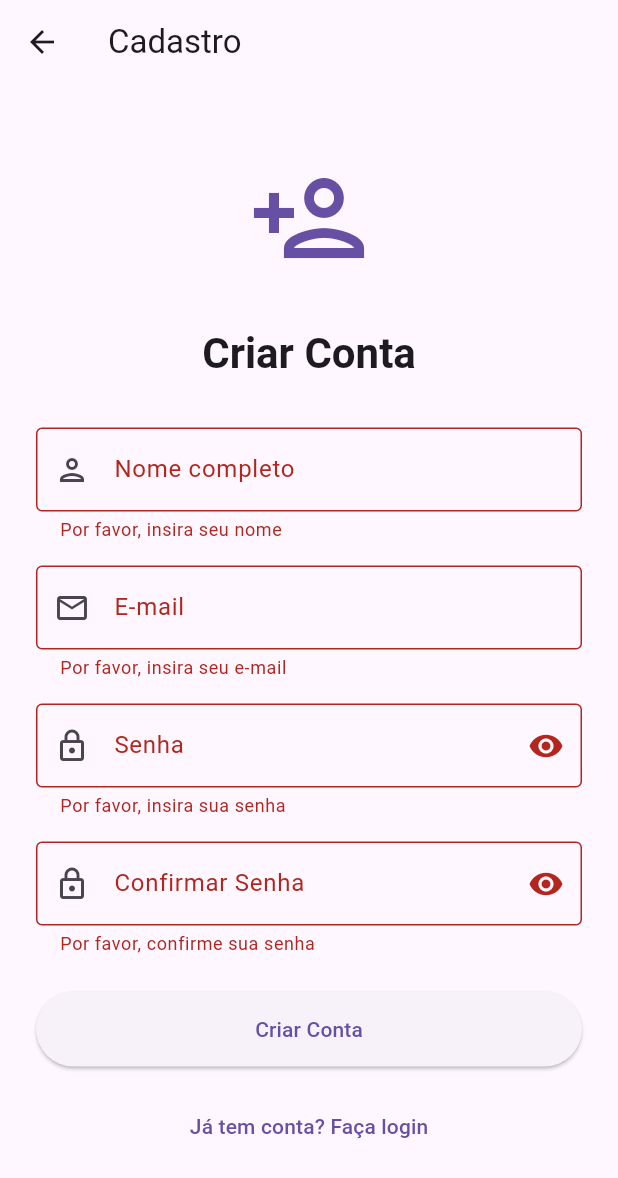
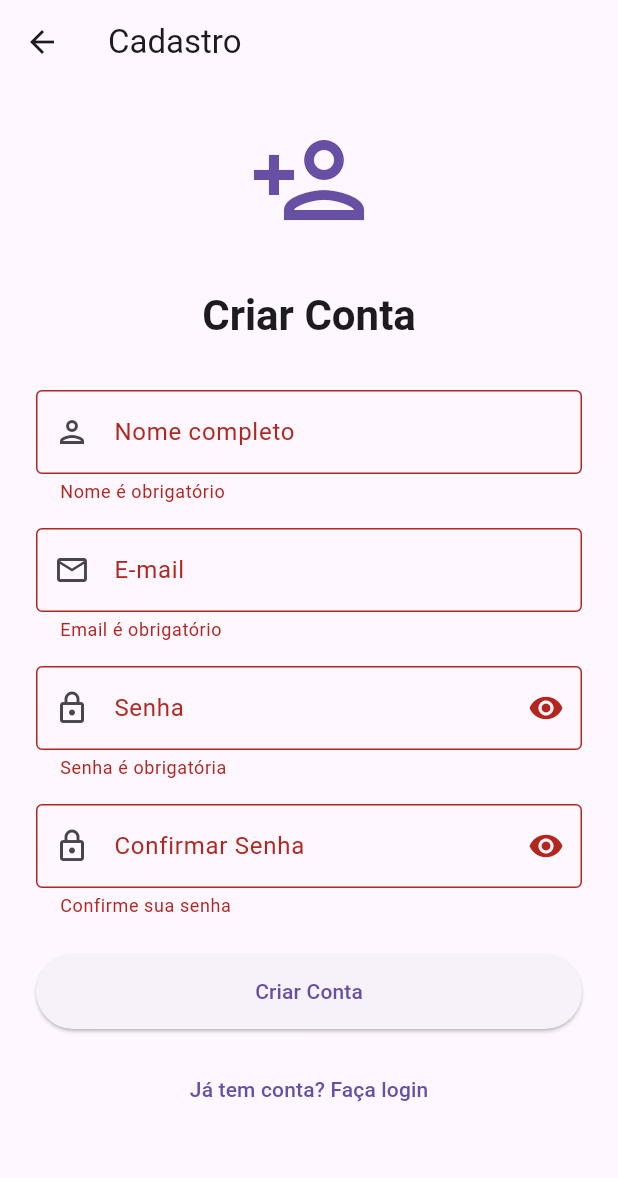
Before and after one commit to LeandroSimo/app-auth-firebase, a Flutter app: the RegisterScreen screen opened by its route, after a tap on "Criar Conta", on a phone screen of 412 x 824 dp. Shown: the top 1178 px of the screen. Run offline on Flutter 3.47's test engine with Material 3 defaults, Android fonts, the phone set to English and light mode, and no system bars; our stand-ins replace equatable, firebase_auth, firebase_core, firebase_storage, flutter_bloc, image_picker; accounts and stored records are empty; network calls fail.

Commit message:
feat: [add validation mixin for form fields in login and registration screens]

````diff
--- /dev/null
+++ b/lib/src/core/validators/validation_mixin.dart
@@ -0,0 +1,78 @@
+/// Mixin que fornece métodos de validação para formulários
+///
+/// Contém validações para os campos implementados no app: email, senha, nome e confirmação de senha.
+/// Para usar, aplique o mixin à classe State do seu widget:
+///
+/// ```dart
+/// class _MyFormState extends State<MyForm> with ValidationMixin {
+///   // ...
+/// }
+/// ```
+mixin ValidationMixin {
+  /// Valida se o email é válido e obrigatório
+  String? validateEmail(String? value) {
+    if (value == null || value.trim().isEmpty) {
+      return 'Email é obrigatório';
+    }
+
+    // Regex para validação de email
+    final emailRegex = RegExp(
+      r'^[a-zA-Z0-9.!#$%&*+/=?^_`{|}~-]+@[a-zA-Z0-9](?:[a-zA-Z0-9-]{0,61}[a-zA-Z0-9])?(?:\.[a-zA-Z0-9](?:[a-zA-Z0-9-]{0,61}[a-zA-Z0-9])?)*$',
+    );
+
+    if (!emailRegex.hasMatch(value.trim())) {
+      return 'Digite um email válido';
+    }
+
+    return null;
+  }
+
+  /// Valida senha simples (mínimo 6 caracteres)
+  String? validatePassword(String? value) {
+    if (value == null || value.isEmpty) {
+      return 'Senha é obrigatória';
+    }
+
+    if (value.length < 6) {
+      return 'Senha deve ter pelo menos 6 caracteres';
+    }
+
+    return null;
+  }
+
+  /// Valida confirmação de senha
+  String? validatePasswordConfirmation(
+    String? value,
+    String? originalPassword,
+  ) {
+    if (value == null || value.isEmpty) {
+      return 'Confirme sua senha';
+    }
+
+    if (value != originalPassword) {
+      return 'Senhas não coincidem';
+    }
+
+    return null;
+  }
+
+  /// Valida nome completo
+  String? validateName(String? value) {
+    if (value == null || value.trim().isEmpty) {
+      return 'Nome é obrigatório';
+    }
+
+    // Remove espaços extras e verifica se tem pelo menos 2 caracteres
+    final trimmedValue = value.trim();
+    if (trimmedValue.length < 2) {
+      return 'Nome deve ter pelo menos 2 caracteres';
+    }
+
+    // Verifica se contém apenas letras e espaços
+    if (!RegExp(r'^[a-zA-ZÀ-ÿ\s]+$').hasMatch(trimmedValue)) {
+      return 'Nome deve conter apenas letras';
+    }
+
+    return null;
+  }
+}
--- a/lib/src/features/auth/presentation/screens/login_screen.dart
+++ b/lib/src/features/auth/presentation/screens/login_screen.dart
@@ -4,6 +4,7 @@ import '../../../home/presentation/screens/home_screen.dart';
 import '../bloc/auth_cubit.dart';
 import '../bloc/auth_state.dart';
 import 'register_screen.dart';
+import '../../../../core/validators/validation_mixin.dart';
 
 class LoginScreen extends StatefulWidget {
   static const String routeName = '/login';
@@ -13,7 +14,7 @@ class LoginScreen extends StatefulWidget {
   State<LoginScreen> createState() => _LoginScreenState();
 }
 
-class _LoginScreenState extends State<LoginScreen> {
+class _LoginScreenState extends State<LoginScreen> with ValidationMixin {
   final _formKey = GlobalKey<FormState>();
   final _emailController = TextEditingController();
   final _passwordController = TextEditingController();
@@ -82,17 +83,7 @@ class _LoginScreenState extends State<LoginScreen> {
                         prefixIcon: Icon(Icons.email_outlined),
                         border: OutlineInputBorder(),
                       ),
-                      validator: (value) {
-                        if (value == null || value.isEmpty) {
-                          return 'Por favor, insira seu e-mail';
-                        }
-                        if (!RegExp(
-                          r'^[\w-\.]+@([\w-]+\.)+[\w-]{2,4}$',
-                        ).hasMatch(value)) {
-                          return 'Por favor, insira um e-mail válido';
-                        }
-                        return null;
-                      },
+                      validator: validateEmail,
                     ),
                     const SizedBox(height: 16),
                     TextFormField(
@@ -115,15 +106,7 @@ class _LoginScreenState extends State<LoginScreen> {
                         ),
                         border: const OutlineInputBorder(),
                       ),
-                      validator: (value) {
-                        if (value == null || value.isEmpty) {
-                          return 'Por favor, insira sua senha';
-                        }
-                        if (value.length < 6) {
-                          return 'A senha deve ter pelo menos 6 caracteres';
-                        }
-                        return null;
-                      },
+                      validator: validatePassword,
                     ),
                     const SizedBox(height: 24),
                     SizedBox(
--- a/lib/src/features/auth/presentation/screens/register_screen.dart
+++ b/lib/src/features/auth/presentation/screens/register_screen.dart
@@ -3,6 +3,7 @@ import 'package:flutter_bloc/flutter_bloc.dart';
 import '../bloc/auth_cubit.dart';
 import '../bloc/auth_state.dart';
 import '../../../home/presentation/screens/home_screen.dart';
+import '../../../../core/validators/validation_mixin.dart';
 
 class RegisterScreen extends StatefulWidget {
   static const String routeName = '/register';
@@ -12,7 +13,7 @@ class RegisterScreen extends StatefulWidget {
   State<RegisterScreen> createState() => _RegisterScreenState();
 }
 
-class _RegisterScreenState extends State<RegisterScreen> {
+class _RegisterScreenState extends State<RegisterScreen> with ValidationMixin {
   final _formKey = GlobalKey<FormState>();
   final _nameController = TextEditingController();
   final _emailController = TextEditingController();
@@ -60,7 +61,8 @@ class _RegisterScreenState extends State<RegisterScreen> {
             }
           },
           builder: (context, state) {
-            return Padding(
+            return SingleChildScrollView(
+              child: Padding(
                 padding: const EdgeInsets.all(24.0),
                 child: Form(
                   key: _formKey,
@@ -87,15 +89,7 @@ class _RegisterScreenState extends State<RegisterScreen> {
                           prefixIcon: Icon(Icons.person_outlined),
                           border: OutlineInputBorder(),
                         ),
-                      validator: (value) {
-                        if (value == null || value.trim().isEmpty) {
-                          return 'Por favor, insira seu nome';
-                        }
-                        if (value.trim().length < 2) {
-                          return 'Nome deve ter pelo menos 2 caracteres';
-                        }
-                        return null;
-                      },
+                        validator: validateName,
                       ),
                       const SizedBox(height: 16),
                       TextFormField(
@@ -106,17 +100,7 @@ class _RegisterScreenState extends State<RegisterScreen> {
                           prefixIcon: Icon(Icons.email_outlined),
                           border: OutlineInputBorder(),
                         ),
-                      validator: (value) {
-                        if (value == null || value.isEmpty) {
-                          return 'Por favor, insira seu e-mail';
-                        }
-                        if (!RegExp(
-                          r'^[\w-\.]+@([\w-]+\.)+[\w-]{2,4}$',
-                        ).hasMatch(value)) {
-                          return 'Por favor, insira um e-mail válido';
-                        }
-                        return null;
-                      },
+                        validator: validateEmail,
                       ),
                       const SizedBox(height: 16),
                       TextFormField(
@@ -139,15 +123,7 @@ class _RegisterScreenState extends State<RegisterScreen> {
                           ),
                           border: const OutlineInputBorder(),
                         ),
-                      validator: (value) {
-                        if (value == null || value.isEmpty) {
-                          return 'Por favor, insira sua senha';
-                        }
-                        if (value.length < 6) {
-                          return 'A senha deve ter pelo menos 6 caracteres';
-                        }
-                        return null;
-                      },
+                        validator: validatePassword,
                       ),
                       const SizedBox(height: 16),
                       TextFormField(
@@ -171,15 +147,10 @@ class _RegisterScreenState extends State<RegisterScreen> {
                           ),
                           border: const OutlineInputBorder(),
                         ),
-                      validator: (value) {
-                        if (value == null || value.isEmpty) {
-                          return 'Por favor, confirme sua senha';
-                        }
-                        if (value != _passwordController.text) {
-                          return 'As senhas não coincidem';
-                        }
-                        return null;
-                      },
+                        validator: (value) => validatePasswordConfirmation(
+                          value,
+                          _passwordController.text,
+                        ),
                       ),
                       const SizedBox(height: 24),
                       SizedBox(
@@ -213,6 +184,7 @@ class _RegisterScreenState extends State<RegisterScreen> {
                     ],
                   ),
                 ),
+              ),
             );
           },
         ),
````
Lines whose indentation alone changed are shown as unchanged.
